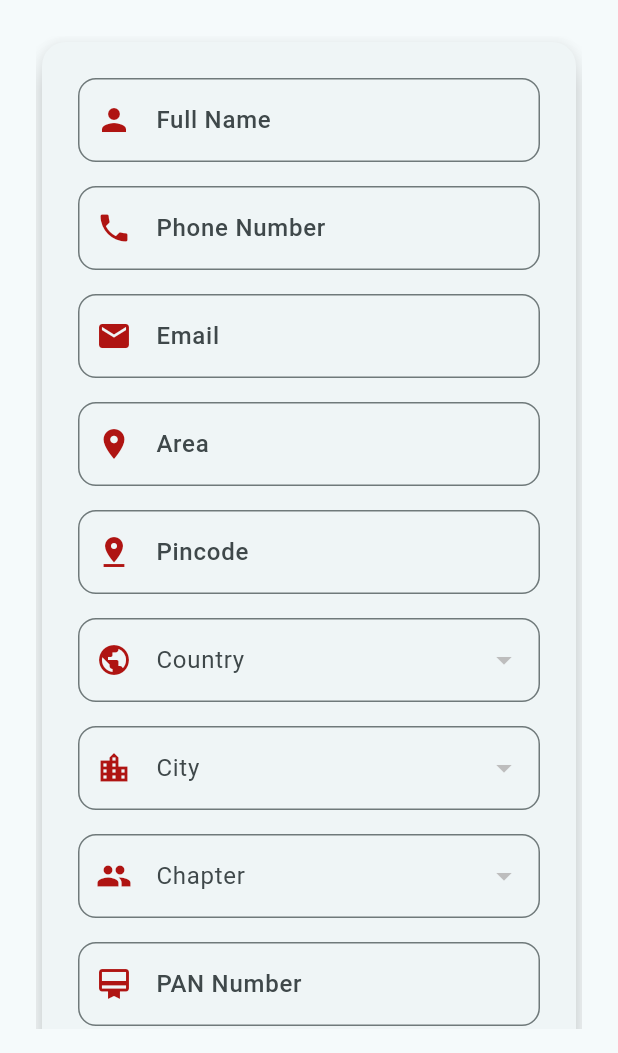
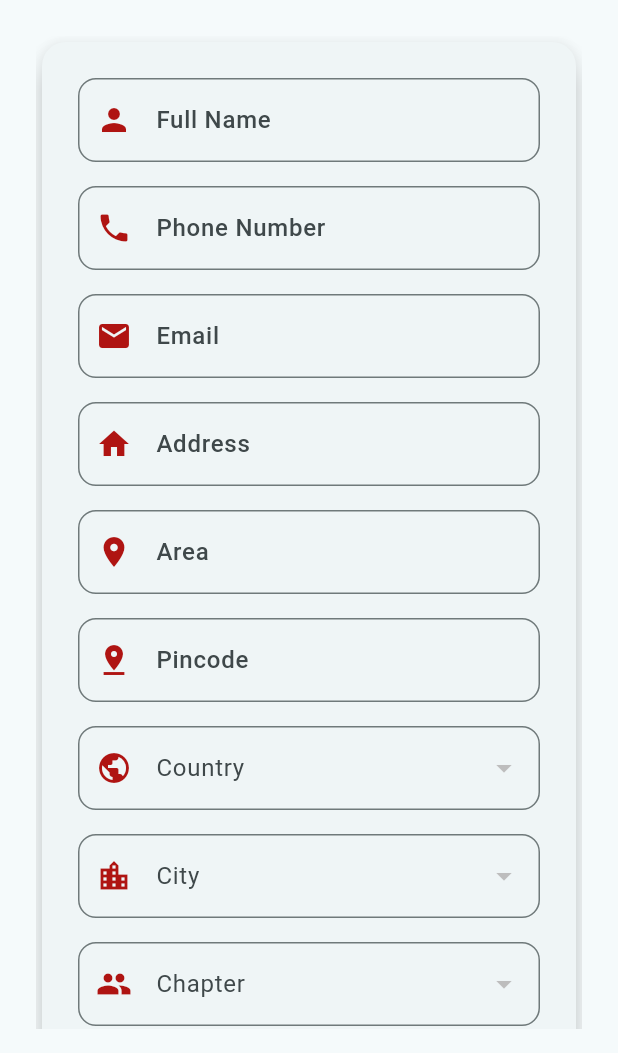
Before and after one commit to Force-Power-Infotech/Multi-Club-App, a Flutter app: the RegisterInputScreen screen opened directly, on a phone screen of 412 x 824 dp, the part 183-1236 px from its top. Run offline on Flutter 3.47's test engine with Material 3 defaults, Android fonts, the phone set to English and light mode, and no system bars; our stand-ins replace firebase_core, firebase_messaging, flutter_local_notifications, flutter_map, flutter_rating_bar, hive and 4 more; missing offline and left inert: autocomplete_textfield; accounts and stored records are empty; network calls fail.

Commit message:
Refactor CityChapterNameAPI to include country data, update registration screen to add address field, and modify API endpoint for user registration

```diff
--- a/lib/bases/api/citychaptername.dart
+++ b/lib/bases/api/citychaptername.dart
@@ -7,7 +7,7 @@ class CityChapterNameAPI {
   String? processMessage;
   List<City>? city;
   List<Chapter>? chapter;
-  List<Chapter>? country;
+  List<Country>? country;
 
   CityChapterNameAPI(
       {this.processStatus, this.processMessage, this.city, this.chapter});
@@ -27,6 +27,12 @@ class CityChapterNameAPI {
         chapter!.add(new Chapter.fromJson(v));
       });
     }
+    if (json['country'] != null) {
+      country = <Country>[];
+      json['country'].forEach((v) {
+        country!.add(new Country.fromJson(v));
+      });
+    }
   }
 
   Map<String, dynamic> toJson() {
@@ -39,11 +45,15 @@ class CityChapterNameAPI {
     if (this.chapter != null) {
       data['chapter'] = this.chapter!.map((v) => v.toJson()).toList();
     }
+    if (this.country != null) {
+      data['country'] = this.country!.map((v) => v.toJson()).toList();
+    }
     return data;
   }
 
   static Future<CityChapterNameAPI> citychapter() async {
-    Uri url = Uri.parse("${Webservice.rootURL}${Webservice.user_regd_city_api}");
+    Uri url =
+        Uri.parse("${Webservice.rootURL}${Webservice.user_regd_city_api}");
     final request = http.MultipartRequest('POST', url);
 
     request.fields.addAll({
@@ -87,7 +97,8 @@ class Chapter {
     return data;
   }
 }
-class Country{
+
+class Country {
   String? country;
 
   Country({this.country});
--- a/lib/bases/webservice.dart
+++ b/lib/bases/webservice.dart
@@ -32,7 +32,7 @@ class Webservice {
   static const String sponsor = "sponsor_api.php";
   static const String gallery = "gallery_api.php";
   static const String feedback = "feedback_api.php";
-  static const String ws_user_register = "ws_user_register.php";
+  static const String ws_user_register = "new_user_regd_api.php";
   static const String ws_disable_delete = "ws_disable_delete.php";
   static const String ws_active_inactive = "ws_active_inactive.php";
   static const String user_regd_city_api = "user_regd_city_api.php";
--- a/lib/screens/register_screen.dart
+++ b/lib/screens/register_screen.dart
@@ -23,6 +23,7 @@ class _RegisterInputScreenState extends State<RegisterInputScreen> {
   final TextEditingController _areaController = TextEditingController();
   final TextEditingController _pincodeController = TextEditingController();
   final TextEditingController _panNumberController = TextEditingController();
+  final TextEditingController _addressController = TextEditingController();
 
   String? selectedCity;
   String? selectedChapter;
@@ -131,7 +132,6 @@ class _RegisterInputScreenState extends State<RegisterInputScreen> {
                               return null;
                             },
                           ),
-
                           _buildTextField(
                             controller: _phoneNumberController,
                             labelText: 'Phone Number',
@@ -156,6 +156,17 @@ class _RegisterInputScreenState extends State<RegisterInputScreen> {
                               if (!RegExp(r'^[^@]+@[^@]+\.[^@]+')
                                   .hasMatch(value)) {
                                 return 'Please enter a valid email address';
+                              }
+                              return null;
+                            },
+                          ),
+                          _buildTextField(
+                            controller: _addressController,
+                            labelText: 'Address',
+                            icon: Icons.home,
+                            validator: (value) {
+                              if (value == null || value.isEmpty) {
+                                return 'Please enter your address';
                               }
                               return null;
                             },
@@ -228,8 +239,7 @@ class _RegisterInputScreenState extends State<RegisterInputScreen> {
                                   chapter: selectedChapter!,
                                   area: _areaController.text,
                                   city: selectedCity!,
-                                  address: _areaController.text,
-
+                                  address: _addressController.text,
                                 );
 
                                 if (response.processStatus == 'YES') {
@@ -342,7 +352,8 @@ class _RegisterInputScreenState extends State<RegisterInputScreen> {
         isExpanded: true,
         decoration: InputDecoration(
           labelText: 'City',
-          prefixIcon: Icon(Icons.location_city, color: AppThemes.getBackground()),
+          prefixIcon:
+              Icon(Icons.location_city, color: AppThemes.getBackground()),
           border: OutlineInputBorder(borderRadius: BorderRadius.circular(12)),
         ),
         items: apiData?.city?.map((City city) {
@@ -354,7 +365,8 @@ class _RegisterInputScreenState extends State<RegisterInputScreen> {
                   maxLines: 1,
                 ),
               );
-        }).toList() ?? [],
+            }).toList() ??
+            [],
         onChanged: (String? value) {
           setState(() {
             selectedCity = value;
@@ -381,7 +393,8 @@ class _RegisterInputScreenState extends State<RegisterInputScreen> {
                 value: chapter.chapter,
                 child: Text(chapter.chapter ?? ''),
               );
-        }).toList() ?? [],
+            }).toList() ??
+            [],
         onChanged: (String? value) {
           setState(() {
             selectedChapter = value;
@@ -402,12 +415,13 @@ class _RegisterInputScreenState extends State<RegisterInputScreen> {
           prefixIcon: Icon(Icons.public, color: AppThemes.getBackground()),
           border: OutlineInputBorder(borderRadius: BorderRadius.circular(12)),
         ),
-        items: apiData?.country?.map((Chapter country) {
+        items: apiData?.country?.map((Country country) {
               return DropdownMenuItem<String>(
-            value: country.chapter,
-            child: Text(country.chapter ?? ''),
+                value: country.country,
+                child: Text(country.country ?? ''),
               );
-        }).toList() ?? [],
+            }).toList() ??
+            [],
         onChanged: (String? value) {
           setState(() {
             selectedCountry = value;
```
Lines whose indentation alone changed are shown as unchanged.
